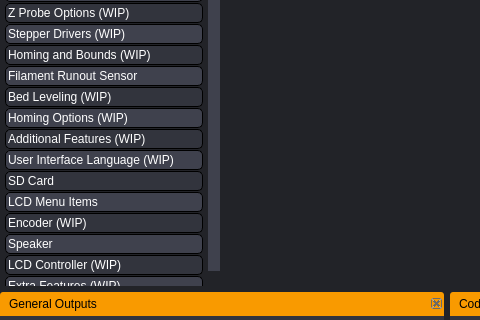
Qt form gui/MainWindow.ui (SimonBuxx/iloop-marlin-configurator) before a commit; both pictures show x 0 to 480 and y 246 to 566 of the 1280 by 800 pixel window.
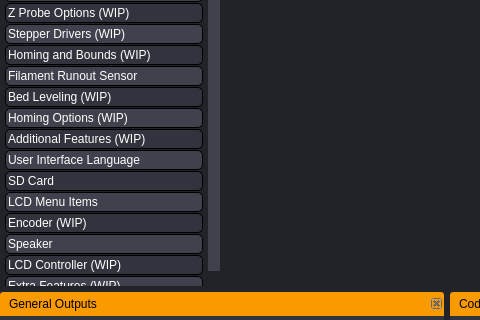
The same form after that commit. Icons and pictures are not drawn. Custom widgets are drawn as their Qt base class.

Commit message: Implementation for user interface language page

```diff
--- a/gui/MainWindow.ui
+++ b/gui/MainWindow.ui
@@ -2585,7 +2585,7 @@
          <item>
           <widget class="QPushButton" name="uUserInterfaceLanguageTabButton">
            <property name="text">
-            <string>User Interface Language (WIP)</string>
+            <string>User Interface Language</string>
            </property>
            <property name="icon">
             <iconset resource="../resources/resources.qrc">
```
The commit also changes 8 other files.
